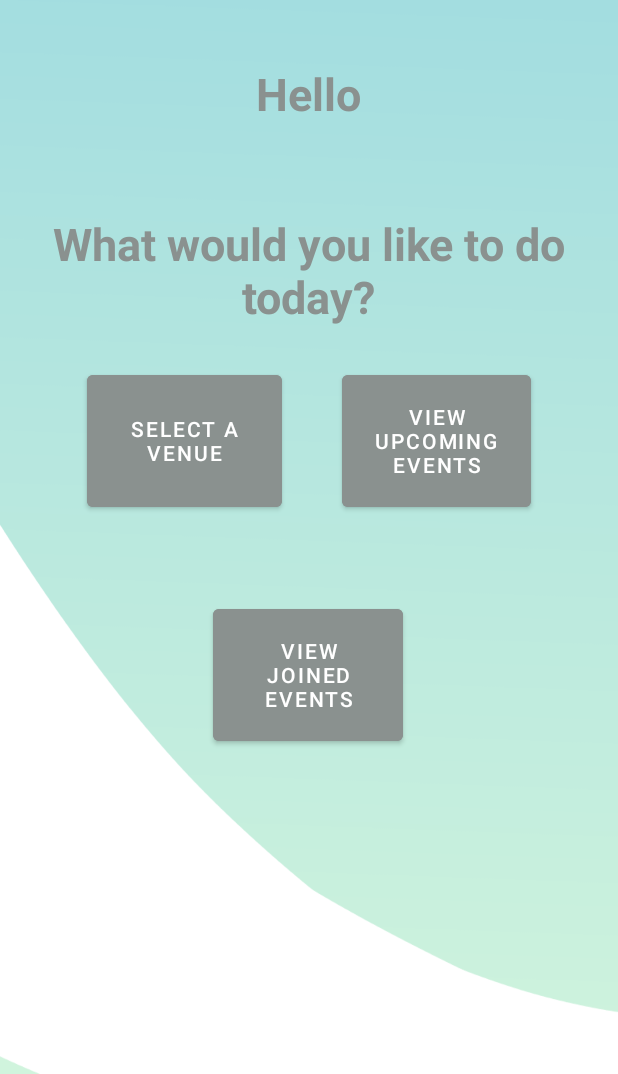
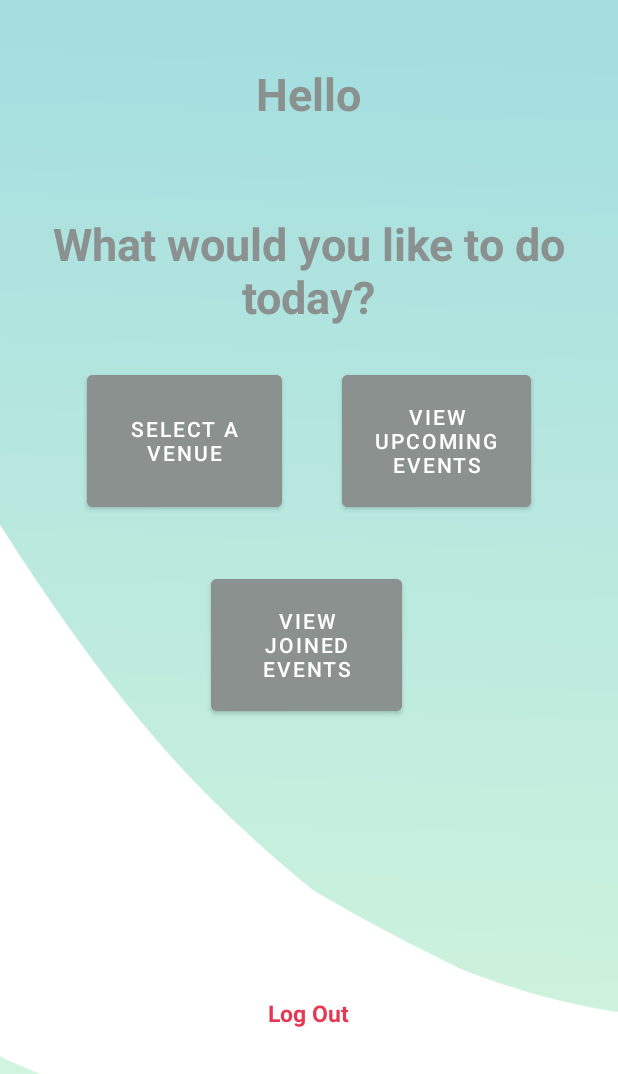
Before and after one commit to CodeMakesMeHowell/GameTime, an Android app: the SelectionActivity screen opened directly, with no data from a screen before it, on a phone screen of 412 x 824 dp, the part 162-1236 px from its top. Run offline under Robolectric (Android 15) with nearby library versions, the phone set to English and light mode, and no system bars.

Commit message:
Added a log out button to SelectionActivity. Made back buttons work as expected on all activities.

```diff
--- a/app/src/main/res/layout/activity_selection.xml
+++ b/app/src/main/res/layout/activity_selection.xml
@@ -97,13 +97,28 @@
         android:layout_alignTop="@+id/venueButton"
         android:layout_alignBottom="@+id/venueButton"
         android:layout_alignParentEnd="true"
-        android:layout_centerVertical="true"
-        android:layout_marginStart="-46dp"
-        android:layout_marginTop="156dp"
-        android:layout_marginEnd="143dp"
-        android:layout_marginBottom="-156dp"
+        android:layout_centerInParent="true"
+        android:layout_marginStart="-47dp"
+        android:layout_marginTop="136dp"
+        android:layout_marginEnd="144dp"
+        android:layout_marginBottom="-136dp"
         android:layout_toEndOf="@+id/venueButton"
         android:backgroundTint="#8A918F"
         android:text="View joined events" />
 
+    <TextView
+        android:id="@+id/LogOutTxt"
+        android:layout_width="match_parent"
+        android:layout_height="wrap_content"
+        android:layout_alignParentBottom="true"
+        android:layout_centerHorizontal="true"
+        android:layout_marginStart="250dp"
+        android:layout_marginTop="2dp"
+        android:layout_marginBottom="30dp"
+        android:gravity="center"
+        android:text="Log Out"
+        android:textColor="#E63852"
+        android:textSize="15sp"
+        android:textStyle="bold" />
+
 </RelativeLayout>
--- a/app/src/main/res/layout/activity_sign_up.xml
+++ b/app/src/main/res/layout/activity_sign_up.xml
@@ -123,7 +123,7 @@
         android:layout_centerHorizontal="true"
         android:layout_marginStart="250dp"
         android:layout_marginTop="2dp"
-        android:layout_marginBottom="15dp"
+        android:layout_marginBottom="25dp"
         android:gravity="center"
         android:text="@string/signInLbl"
         android:textColor="#058813"
```
Also changed, not shown: app/src/main/java/com/example/gametime/MainActivity.java (+12 -1 lines), app/src/main/java/com/example/gametime/SelectionActivity.java (+19 -0 lines), app/src/main/java/com/example/gametime/SignUpActivity.java (+7 -0 lines), app/src/main/res/layout/activity_main.xml (+2 -13 lines).
